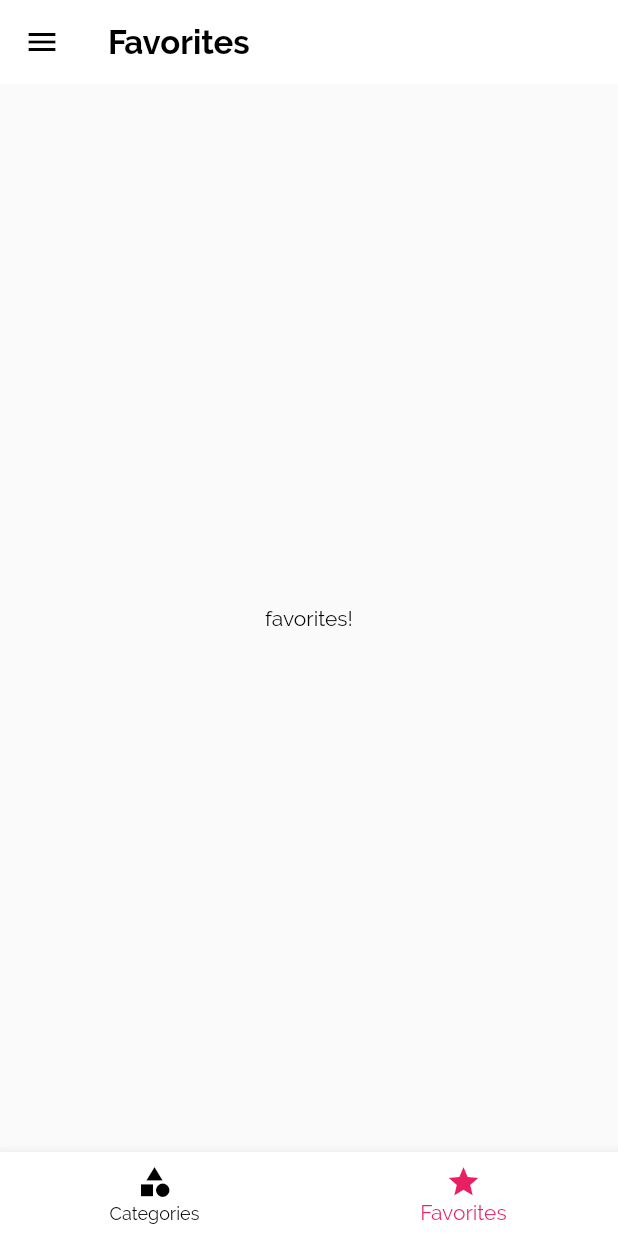
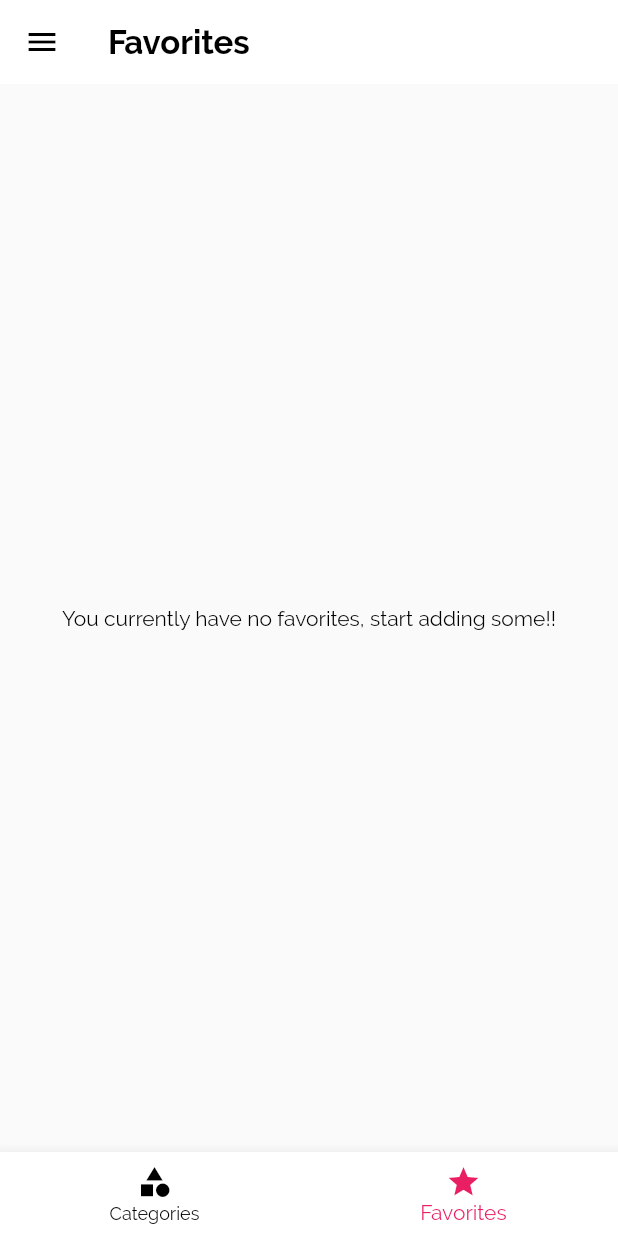
Before and after one commit to mennaawalid/meals_app, a Flutter app: the TabsScreen screen opened directly with empty values, item 2 of the bottom bar chosen, on a phone screen of 412 x 824 dp. Run offline on Flutter 3.47's test engine with Material 2 defaults, Android fonts, the phone set to English and light mode, and no system bars.

Commit message:
created the favorites screen

```diff
--- a/lib/screens/favorite_screen.dart
+++ b/lib/screens/favorite_screen.dart
@@ -1,12 +1,31 @@
 import 'package:flutter/material.dart';
+import '../models/meal.dart';
+import '../widgets/meal_item.dart';
 
 class FavoritesScreen extends StatelessWidget {
-  const FavoritesScreen({super.key});
+  final List<Meal> favMeals;
+  const FavoritesScreen({required this.favMeals, super.key});
 
   @override
   Widget build(BuildContext context) {
-    return Center(
-      child: Text('favorites!'),
-    );
+    if (favMeals.isEmpty) {
+      return const Center(
+        child: Text('You currently have no favorites, start adding some!!'),
+      );
+    } else {
+      return ListView.builder(
+          itemBuilder: (ctx, i) {
+            return MealItem(
+              id: favMeals[i].id,
+              title: favMeals[i].title,
+              imageUrl: favMeals[i].imageUrl,
+              affordability: favMeals[i].affordability,
+              duration: favMeals[i].duration,
+              complexity: favMeals[i].complexity,
+            );
+          },
+        itemCount: favMeals.length,
+      );
+    }
   }
 }
```
